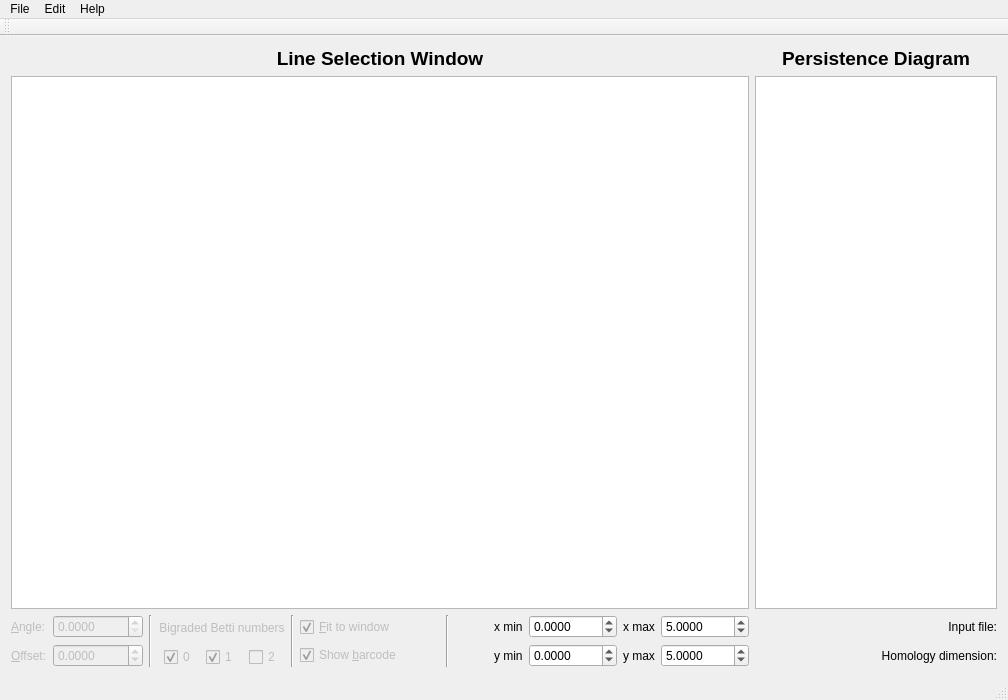
The window that visualizationwindow.ui (rivetTDA/rivet) describes before a commit, drawn with Qt 5.
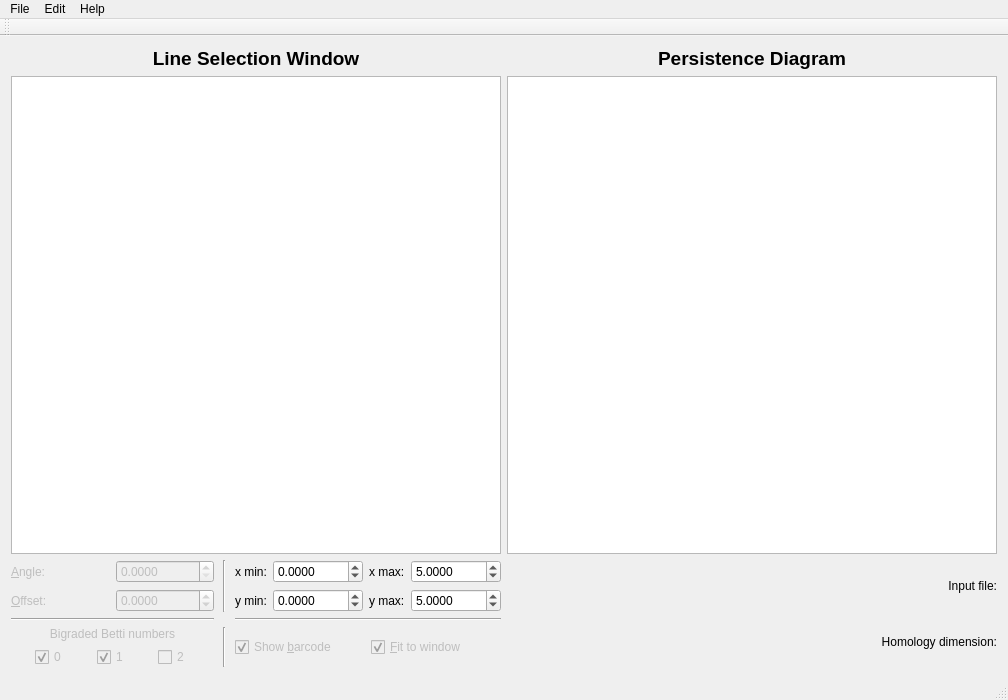
The same window after the commit.

Commit message:
changed control layout in visualizatino window
arranged controls in 2x2 grid so slice diagram is closer in size to persistence diagram

What changed in the file:
```diff
--- a/visualizationwindow.ui
+++ b/visualizationwindow.ui
@@ -17,6 +17,29 @@
    <layout class="QGridLayout" name="gridLayout_3">
     <item row="1" column="0">
      <layout class="QGridLayout" name="gridLayout_main">
+      <item row="0" column="0">
+       <widget class="QLabel" name="sliceLabel">
+        <property name="minimumSize">
+         <size>
+          <width>0</width>
+          <height>0</height>
+         </size>
+        </property>
+        <property name="font">
+         <font>
+          <pointsize>14</pointsize>
+          <weight>75</weight>
+          <bold>true</bold>
+         </font>
+        </property>
+        <property name="text">
+         <string>Line Selection Window</string>
+        </property>
+        <property name="alignment">
+         <set>Qt::AlignCenter</set>
+        </property>
+       </widget>
+      </item>
       <item row="1" column="0">
        <widget class="QGraphicsView" name="sliceView">
         <property name="verticalScrollBarPolicy">
@@ -27,29 +50,6 @@
         </property>
        </widget>
       </item>
-      <item row="0" column="0">
-       <widget class="QLabel" name="sliceLabel">
-        <property name="minimumSize">
-         <size>
-          <width>0</width>
-          <height>0</height>
-         </size>
-        </property>
-        <property name="font">
-         <font>
-          <pointsize>14</pointsize>
-          <weight>75</weight>
-          <bold>true</bold>
-         </font>
-        </property>
-        <property name="text">
-         <string>Line Selection Window</string>
-        </property>
-        <property name="alignment">
-         <set>Qt::AlignCenter</set>
-        </property>
-       </widget>
-      </item>
       <item row="0" column="1">
        <widget class="QLabel" name="pdLabel">
         <property name="minimumSize">
@@ -73,22 +73,356 @@
         </property>
        </widget>
       </item>
+      <item row="2" column="1">
+       <layout class="QVBoxLayout" name="verticalLayout_for_text">
+        <item>
+         <widget class="QLabel" name="filenameLabel">
+          <property name="sizePolicy">
+           <sizepolicy hsizetype="Ignored" vsizetype="Preferred">
+            <horstretch>0</horstretch>
+            <verstretch>0</verstretch>
+           </sizepolicy>
+          </property>
+          <property name="text">
+           <string>Input file:</string>
+          </property>
+          <property name="alignment">
+           <set>Qt::AlignRight|Qt::AlignTrailing|Qt::AlignVCenter</set>
+          </property>
+         </widget>
+        </item>
+        <item>
+         <widget class="QLabel" name="homdimLabel">
+          <property name="text">
+           <string>Homology dimension:</string>
+          </property>
+          <property name="alignment">
+           <set>Qt::AlignRight|Qt::AlignTrailing|Qt::AlignVCenter</set>
+          </property>
+         </widget>
+        </item>
+       </layout>
+      </item>
+      <item row="1" column="1">
+       <widget class="QGraphicsView" name="pdView"/>
+      </item>
       <item row="2" column="0">
-       <layout class="QHBoxLayout" name="horizontalLayout_controls">
-        <item>
+       <layout class="QGridLayout" name="gridLayout_controls">
+        <item row="0" column="5">
+         <layout class="QGridLayout" name="Bounds" columnstretch="0">
+          <item row="0" column="0">
+           <layout class="QHBoxLayout" name="horizontalLayout_bounds">
+            <item>
+             <layout class="QVBoxLayout" name="VerticalLayout_BottomCorner">
+              <item>
+               <layout class="QGridLayout" name="gridLayout_BottomCorner">
+                <item row="1" column="0">
+                 <widget class="QLabel" name="BottomCornerYLabel">
+                  <property name="text">
+                   <string>y min:</string>
+                  </property>
+                 </widget>
+                </item>
+                <item row="0" column="0">
+                 <widget class="QLabel" name="BottomCornerXLabel">
+                  <property name="text">
+                   <string>x min:</string>
+                  </property>
+                 </widget>
+                </item>
+                <item row="0" column="1">
+                 <widget class="QDoubleSpinBox" name="BottomCornerXSpinBox">
+                  <property name="minimumSize">
+                   <size>
+                    <width>90</width>
+                    <height>0</height>
+                   </size>
+                  </property>
+                  <property name="decimals">
+                   <number>4</number>
+                  </property>
+                  <property name="minimum">
+                   <double>-1000.000000000000000</double>
+                  </property>
+                  <property name="maximum">
+                   <double>1000.000000000000000</double>
+                  </property>
+                  <property name="singleStep">
+                   <double>0.000000000000000</double>
+                  </property>
+                 </widget>
+                </item>
+                <item row="1" column="1">
+                 <widget class="QDoubleSpinBox" name="BottomCornerYSpinBox">
+                  <property name="minimumSize">
+                   <size>
+                    <width>90</width>
+                    <height>0</height>
+                   </size>
+                  </property>
+                  <property name="decimals">
+                   <number>4</number>
+                  </property>
+                  <property name="minimum">
+                   <double>-1000.000000000000000</double>
+                  </property>
+                  <property name="maximum">
+                   <double>1000.000000000000000</double>
+                  </property>
+                  <property name="singleStep">
+                   <double>0.000000000000000</double>
+                  </property>
+                  <property name="value">
+                   <double>0.000000000000000</double>
+                  </property>
+                 </widget>
+                </item>
+               </layout>
+              </item>
+             </layout>
+            </item>
+            <item>
+             <layout class="QVBoxLayout" name="VerticalLayout_TopCorner">
+              <item>
+               <layout class="QGridLayout" name="gridLayout_TopCorner">
+                <item row="0" column="0">
+                 <widget class="QLabel" name="TopCornerXLabel">
+                  <property name="text">
+                   <string>x max:</string>
+                  </property>
+                 </widget>
+                </item>
+                <item row="1" column="1">
+                 <widget class="QDoubleSpinBox" name="TopCornerYSpinBox">
+                  <property name="minimumSize">
+                   <size>
+                    <width>90</width>
+                    <height>0</height>
+                   </size>
+                  </property>
+                  <property name="decimals">
+                   <number>4</number>
+                  </property>
+                  <property name="singleStep">
+                   <double>0.000000000000000</double>
+                  </property>
+                  <property name="value">
+                   <double>5.000000000000000</double>
+                  </property>
+                 </widget>
+                </item>
+                <item row="0" column="1">
+                 <widget class="QDoubleSpinBox" name="TopCornerXSpinBox">
+                  <property name="minimumSize">
+                   <size>
+                    <width>90</width>
+                    <height>0</height>
+                   </size>
+                  </property>
+                  <property name="decimals">
+                   <number>4</number>
+                  </property>
+                  <property name="minimum">
+                   <double>-1000.000000000000000</double>
+                  </property>
+                  <property name="maximum">
+                   <double>1000.000000000000000</double>
+                  </property>
+                  <property name="singleStep">
+                   <double>0.000000000000000</double>
+                  </property>
+                  <property name="value">
+                   <double>5.000000000000000</double>
+                  </property>
+                 </widget>
+                </item>
+                <item row="1" column="0">
+                 <widget class="QLabel" name="TopCornerYLabel">
+                  <property name="text">
+                   <string>y max:</string>
+                  </property>
+                 </widget>
+                </item>
+               </layout>
+              </item>
+             </layout>
+            </item>
+           </layout>
+          </item>
+         </layout>
+        </item>
+        <item row="0" column="2">
          <spacer name="horizontalSpacer_2">
           <property name="orientation">
            <enum>Qt::Horizontal</enum>
           </property>
+          <property name="sizeType">
+           <enum>QSizePolicy::Fixed</enum>
+          </property>
           <property name="sizeHint" stdset="0">
            <size>
-            <width>2</width>
-            <height>2</height>
+            <width>3</width>
+            <height>20</height>
            </size>
           </property>
          </spacer>
         </item>
-        <item>
+        <item row="2" column="5">
+         <layout class="QHBoxLayout" name="horizontalLayout_2">
+          <item>
+           <widget class="QCheckBox" name="barcodeCheckBox">
+            <property name="enabled">
+             <bool>false</bool>
+            </property>
+            <property name="text">
+             <string>Show &amp;barcode</string>
+            </property>
+            <property name="checked">
+             <bool>true</bool>
+            </property>
+           </widget>
+          </item>
+          <item>
+           <widget class="QCheckBox" name="normCoordCheckBox">
+            <property name="enabled">
+             <bool>false</bool>
+            </property>
+            <property name="text">
+             <string>&amp;Fit to window</string>
+            </property>
+            <property name="checked">
+             <bool>true</bool>
+            </property>
+           </widget>
+          </item>
+         </layout>
+        </item>
+        <item row="2" column="1">
+         <layout class="QVBoxLayout" name="verticalLayout_xi">
+          <item>
+           <widget class="QLabel" name="BettiLabel">
+            <property name="enabled">
+             <bool>false</bool>
+            </property>
+            <property name="text">
+             <string>Bigraded Betti numbers</string>
+            </property>
+            <property name="alignment">
+             <set>Qt::AlignCenter</set>
+            </property>
+           </widget>
+          </item>
+          <item>
+           <layout class="QHBoxLayout" name="horizontalLayout">
+            <item>
+             <spacer name="horizontalSpacer_8">
+              <property name="orientation">
+               <enum>Qt::Horizontal</enum>
+              </property>
+              <property name="sizeHint" stdset="0">
+               <size>
+                <width>1</width>
+                <height>2</height>
+               </size>
+              </property>
+             </spacer>
+            </item>
+            <item>
+             <widget class="QCheckBox" name="xi0CheckBox">
+              <property name="enabled">
+               <bool>false</bool>
+              </property>
+              <property name="text">
+               <string>0</string>
+              </property>
+              <property name="checked">
+               <bool>true</bool>
+              </property>
+             </widget>
+            </item>
+            <item>
+             <spacer name="horizontalSpacer_9">
+              <property name="orientation">
+               <enum>Qt::Horizontal</enum>
+              </property>
+              <property name="sizeHint" stdset="0">
+               <size>
+                <width>1</width>
+                <height>2</height>
+               </size>
+              </property>
+             </spacer>
+            </item>
+            <item>
+             <widget class="QCheckBox" name="xi1CheckBox">
+              <property name="enabled">
+               <bool>false</bool>
+              </property>
+              <property name="text">
+               <string>1</string>
+              </property>
+              <property name="checked">
+               <bool>true</bool>
+              </property>
+             </widget>
+            </item>
+            <item>
+             <spacer name="horizontalSpacer_10">
+              <property name="orientation">
+               <enum>Qt::Horizontal</enum>
+              </property>
+              <property name="sizeHint" stdset="0">
+               <size>
+                <width>1</width>
+                <height>2</height>
+               </size>
+              </property>
+             </spacer>
+            </item>
+            <item>
+             <widget class="QCheckBox" name="xi2CheckBox">
+              <property name="enabled">
+               <bool>false</bool>
+              </property>
+              <property name="text">
+               <string>2</string>
+              </property>
+             </widget>
+            </item>
+            <item>
+             <spacer name="horizontalSpacer_11">
+              <property name="orientation">
+               <enum>Qt::Horizontal</enum>
+              </property>
+              <property name="sizeHint" stdset="0">
+               <size>
+                <width>1</width>
+                <height>2</height>
+               </size>
+              </property>
+             </spacer>
+            </item>
+           </layout>
+          </item>
+         </layout>
+        </item>
+        <item row="2" column="2">
+         <spacer name="horizontalSpacer_3">
+          <property name="orientation">
+           <enum>Qt::Horizontal</enum>
+          </property>
+          <property name="sizeType">
+           <enum>QSizePolicy::Fixed</enum>
+          </property>
+          <property name="sizeHint" stdset="0">
+           <size>
+            <width>3</width>
+            <height>20</height>
+           </size>
+          </property>
+         </spacer>
+        </item>
+        <item row="0" column="1">
          <layout class="QGridLayout" name="gridLayout">
           <item row="0" column="2">
            <widget class="QDoubleSpinBox" name="angleDoubleSpinBox">
@@ -162,406 +496,63 @@
           </item>
          </layout>
         </item>
-        <item>
-         <spacer name="horizontalSpacer_1">
-          <property name="orientation">
-           <enum>Qt::Horizontal</enum>
-          </property>
-          <property name="sizeHint" stdset="0">
-           <size>
-            <width>2</width>
-            <height>2</height>
-           </size>
-          </property>
-         </spacer>
-        </item>
-        <item>
+        <item row="0" column="3">
          <widget class="Line" name="line">
           <property name="orientation">
            <enum>Qt::Vertical</enum>
           </property>
          </widget>
         </item>
-        <item>
+        <item row="2" column="4">
+         <spacer name="horizontalSpacer_4">
+          <property name="orientation">
+           <enum>Qt::Horizontal</enum>
+          </property>
+          <property name="sizeType">
+           <enum>QSizePolicy::Fixed</enum>
+          </property>
+          <property name="sizeHint" stdset="0">
+           <size>
+            <width>3</width>
+            <height>20</height>
+           </size>
+          </property>
+         </spacer>
+        </item>
+        <item row="0" column="4">
          <spacer name="horizontalSpacer">
           <property name="orientation">
            <enum>Qt::Horizontal</enum>
           </property>
-          <property name="sizeHint" stdset="0">
-           <size>
-            <width>2</width>
-            <height>2</height>
-           </size>
+          <property name="sizeType">
+           <enum>QSizePolicy::Fixed</enum>
           </property>
-         </spacer>
-        </item>
-        <item>
-         <layout class="QVBoxLayout" name="verticalLayout_xi">
-          <item>
-           <widget class="QLabel" name="BettiLabel">
-            <property name="enabled">
-             <bool>false</bool>
-            </property>
-            <property name="text">
-             <string>Bigraded Betti numbers</string>
-            </property>
-            <property name="alignment">
-             <set>Qt::AlignCenter</set>
-            </property>
-           </widget>
-          </item>
-          <item>
-           <layout class="QHBoxLayout" name="horizontalLayout">
-            <item>
-             <spacer name="horizontalSpacer_8">
-              <property name="orientation">
-               <enum>Qt::Horizontal</enum>
-              </property>
-              <property name="sizeHint" stdset="0">
-               <size>
-                <width>1</width>
-                <height>2</height>
-               </size>
-              </property>
-             </spacer>
-            </item>
-            <item>
-             <widget class="QCheckBox" name="xi0CheckBox">
-              <property name="enabled">
-               <bool>false</bool>
-              </property>
-              <property name="text">
-               <string>0</string>
-              </property>
-              <property name="checked">
-               <bool>true</bool>
-              </property>
-             </widget>
-            </item>
-            <item>
-             <spacer name="horizontalSpacer_9">
-              <property name="orientation">
-               <enum>Qt::Horizontal</enum>
-              </property>
-              <property name="sizeHint" stdset="0">
-               <size>
-                <width>1</width>
-                <height>2</height>
-               </size>
-              </property>
-             </spacer>
-            </item>
-            <item>
-             <widget class="QCheckBox" name="xi1CheckBox">
-              <property name="enabled">
-               <bool>false</bool>
-              </property>
-              <property name="text">
-               <string>1</string>
-              </property>
-              <property name="checked">
-               <bool>true</bool>
-              </property>
-             </widget>
-            </item>
-            <item>
-             <spacer name="horizontalSpacer_10">
-              <property name="orientation">
-               <enum>Qt::Horizontal</enum>
-              </property>
-              <property name="sizeHint" stdset="0">
-               <size>
-                <width>1</width>
-                <height>2</height>
-               </size>
-              </property>
-             </spacer>
-            </item>
-            <item>
-             <widget class="QCheckBox" name="xi2CheckBox">
-              <property name="enabled">
-               <bool>false</bool>
-              </property>
-              <property name="text">
-               <string>2</string>
-              </property>
-             </widget>
-            </item>
-            <item>
-             <spacer name="horizontalSpacer_11">
-              <property name="orientation">
-               <enum>Qt::Horizontal</enum>
-              </property>
-              <property name="sizeHint" stdset="0">
-               <size>
-                <width>1</width>
-                <height>2</height>
-               </size>
-              </property>
-             </spacer>
-            </item>
-           </layout>
-          </item>
-         </layout>
-        </item>
-        <item>
-         <spacer name="horizontalSpacer_7">
-          <property name="orientation">
-           <enum>Qt::Horizontal</enum>
-          </property>
           <property name="sizeHint" stdset="0">
            <size>
-            <width>2</width>
-            <height>2</height>
+            <width>3</width>
+            <height>20</height>
            </size>
           </property>
          </spacer>
         </item>
-        <item>
+        <item row="2" column="3">
          <widget class="Line" name="line_2">
           <property name="orientation">
            <enum>Qt::Vertical</enum>
           </property>
          </widget>
         </item>
-        <item>
-         <spacer name="horizontalSpacer_3">
+        <item row="1" column="1">
+         <widget class="Line" name="line_4">
           <property name="orientation">
            <enum>Qt::Horizontal</enum>
           </property>
-          <property name="sizeHint" stdset="0">
-           <size>
-            <width>2</width>
-            <height>2</height>
-           </size>
-          </property>
-         </spacer>
+         </widget>
         </item>
-        <item>
-         <layout class="QVBoxLayout" name="verticalLayout_checkboxes">
-          <item>
-           <widget class="QCheckBox" name="normCoordCheckBox">
-            <property name="enabled">
-             <bool>false</bool>
-            </property>
-            <property name="text">
-             <string>&amp;Fit to window</string>
-            </property>
-            <property name="checked">
-             <bool>true</bool>
-            </property>
-           </widget>
-          </item>
-          <item>
-           <widget class="QCheckBox" name="barcodeCheckBox">
-            <property name="enabled">
-             <bool>false</bool>
-            </property>
-            <property name="text">
-             <string>Show &amp;barcode</string>
-            </property>
-            <property name="checked">
-             <bool>true</bool>
-            </property>
-           </widget>
-          </item>
-         </layout>
-        </item>
-        <item>
-         <spacer name="horizontalSpacer_5">
-          <property name="orientation">
-           <enum>Qt::Horizontal</enum>
-          </property>
-          <property name="sizeHint" stdset="0">
-           <size>
-            <width>40</width>
-            <height>20</height>
-           </size>
-          </property>
-         </spacer>
-        </item>
-        <item>
+        <item row="1" column="5">
          <widget class="Line" name="line_3">
           <property name="orientation">
-           <enum>Qt::Vertical</enum>
-          </property>
-         </widget>
-        </item>
-        <item>
-         <spacer name="horizontalSpacer_4">
-          <property name="orientation">
            <enum>Qt::Horizontal</enum>
-          </property>
-          <property name="sizeHint" stdset="0">
-           <size>
-            <width>40</width>
-            <height>20</height>
-           </size>
-          </property>
-         </spacer>
-        </item>
-        <item>
-         <layout class="QGridLayout" name="Bounds" columnstretch="0">
-          <item row="0" column="0">
-           <layout class="QHBoxLayout" name="horizontalLayout_bounds">
-            <item>
-             <layout class="QVBoxLayout" name="VerticalLayout_BottomCorner">
-              <item>
-               <layout class="QGridLayout" name="gridLayout_BottomCorner">
-                <item row="1" column="0">
-                 <widget class="QLabel" name="BottomCornerYLabel">
-                  <property name="text">
-                   <string>y min</string>
-                  </property>
-                 </widget>
-                </item>
-                <item row="0" column="0">
-                 <widget class="QLabel" name="BottomCornerXLabel">
-                  <property name="text">
-                   <string>x min</string>
-                  </property>
-                 </widget>
-                </item>
-                <item row="0" column="1">
-                 <widget class="QDoubleSpinBox" name="BottomCornerXSpinBox">
-                  <property name="decimals">
-                   <number>4</number>
-                  </property>
-                  <property name="minimum">
-                   <double>-1000.000000000000000</double>
-                  </property>
-                  <property name="maximum">
-                   <double>1000.000000000000000</double>
-                  </property>
-                  <property name="singleStep">
-                   <double>0.000000000000000</double>
-                  </property>
-                 </widget>
-                </item>
-                <item row="1" column="1">
-                 <widget class="QDoubleSpinBox" name="BottomCornerYSpinBox">
-                  <property name="decimals">
-                   <number>4</number>
-                  </property>
-                  <property name="minimum">
-                   <double>-1000.000000000000000</double>
-                  </property>
-                  <property name="maximum">
-                   <double>1000.000000000000000</double>
-                  </property>
-                  <property name="singleStep">
-                   <double>0.000000000000000</double>
-                  </property>
-                  <property name="value">
-                   <double>0.000000000000000</double>
-                  </property>
-                 </widget>
-                </item>
-               </layout>
-              </item>
-             </layout>
-            </item>
-            <item>
-             <layout class="QVBoxLayout" name="VerticalLayout_TopCorner">
-              <item>
-               <layout class="QGridLayout" name="gridLayout_TopCorner">
-                <item row="0" column="0">
-                 <widget class="QLabel" name="TopCornerXLabel">
-                  <property name="text">
-                   <string>x max</string>
-                  </property>
-                 </widget>
-                </item>
-                <item row="1" column="1">
-                 <widget class="QDoubleSpinBox" name="TopCornerYSpinBox">
-                  <property name="decimals">
-                   <number>4</number>
-                  </property>
-                  <property name="singleStep">
-                   <double>0.000000000000000</double>
-                  </property>
-                  <property name="value">
-                   <double>5.000000000000000</double>
-                  </property>
-                 </widget>
-                </item>
-                <item row="0" column="1">
-                 <widget class="QDoubleSpinBox" name="TopCornerXSpinBox">
-                  <property name="decimals">
-                   <number>4</number>
-                  </property>
-                  <property name="minimum">
-                   <double>-1000.000000000000000</double>
-                  </property>
-                  <property name="maximum">
-                   <double>1000.000000000000000</double>
-                  </property>
-                  <property name="singleStep">
-                   <double>0.000000000000000</double>
-                  </property>
-                  <property name="value">
-                   <double>5.000000000000000</double>
-                  </property>
-                 </widget>
-                </item>
-                <item row="1" column="0">
-                 <widget class="QLabel" name="TopCornerYLabel">
-                  <property name="text">
-                   <string>y max</string>
-                  </property>
-                 </widget>
-                </item>
-               </layout>
-              </item>
-             </layout>
-            </item>
-           </layout>
-          </item>
-         </layout>
-        </item>
-        <item>
-         <spacer name="horizontalSpacer_6">
-          <property name="orientation">
-           <enum>Qt::Horizontal</enum>
-          </property>
-          <property name="sizeHint" stdset="0">
-           <size>
-            <width>2</width>
-            <height>2</height>
-           </size>
-          </property>
-         </spacer>
-        </item>
-       </layout>
-      </item>
-      <item row="1" column="1">
-       <widget class="QGraphicsView" name="pdView"/>
-      </item>
-      <item row="2" column="1">
-       <layout class="QVBoxLayout" name="verticalLayout_for_text">
-        <item>
-         <widget class="QLabel" name="filenameLabel">
-          <property name="sizePolicy">
-           <sizepolicy hsizetype="Ignored" vsizetype="Preferred">
-            <horstretch>0</horstretch>
-            <verstretch>0</verstretch>
-           </sizepolicy>
-          </property>
-          <property name="text">
-           <string>Input file:</string>
-          </property>
-          <property name="alignment">
-           <set>Qt::AlignRight|Qt::AlignTrailing|Qt::AlignVCenter</set>
-          </property>
-         </widget>
-        </item>
-        <item>
-         <widget class="QLabel" name="homdimLabel">
-          <property name="text">
-           <string>Homology dimension:</string>
-          </property>
-          <property name="alignment">
-           <set>Qt::AlignRight|Qt::AlignTrailing|Qt::AlignVCenter</set>
           </property>
          </widget>
         </item>
```
The commit also changes 3 other files.
